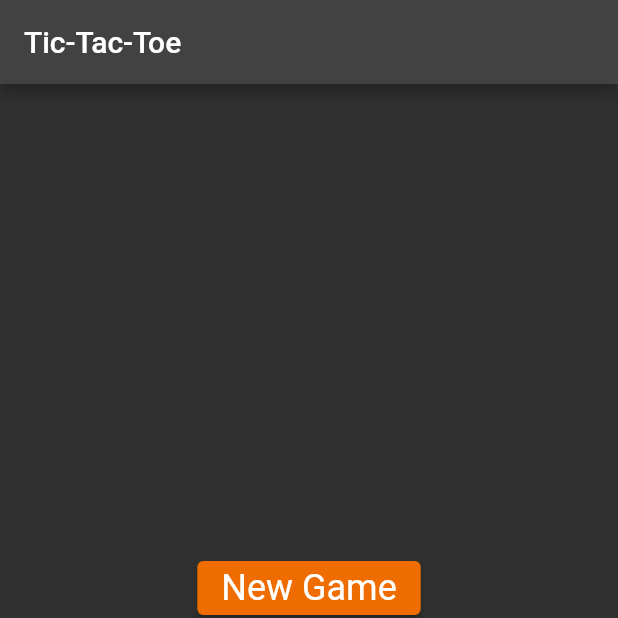
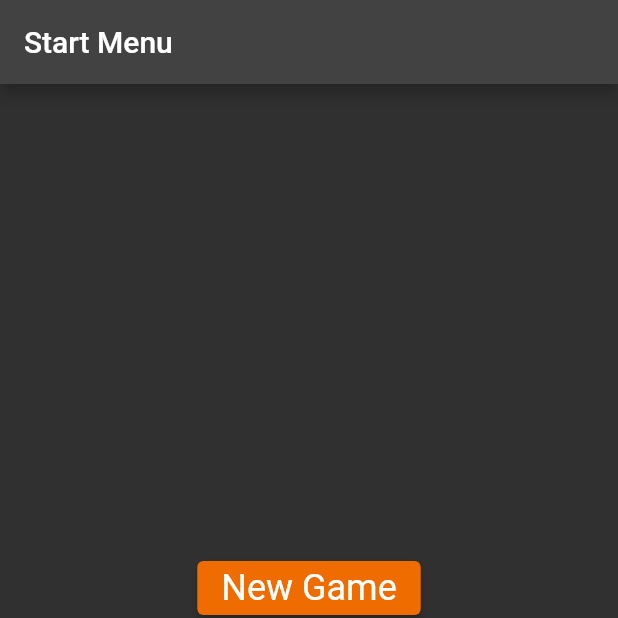
Before and after one commit to davidrgb/MAP-Creative-2, a Flutter app: the screen it shows after launch, on a phone screen of 412 x 824 dp, the top half of it. Run offline on Flutter 3.47's test engine with Material 2 defaults, Android fonts, the light colour scheme and no system bars.

Commit message:
updated titles

```diff
--- a/lib/viewscreen/game_screen.dart
+++ b/lib/viewscreen/game_screen.dart
@@ -28,7 +28,7 @@ class _GameScreenState extends State<GameScreen> {
 
     return Scaffold(
       appBar: AppBar(
-        title: Text('TiC-Tac-Toe'),
+        title: Text('Tic-Tac-Toe'),
       ),
       body: Container(
         width: MediaQuery.of(context).size.width,
--- a/lib/viewscreen/start_screen.dart
+++ b/lib/viewscreen/start_screen.dart
@@ -23,7 +23,7 @@ class _StartScreenState extends State<StartScreen> {
   Widget build(BuildContext context) {
     return Scaffold(
       appBar: AppBar(
-        title: Text('Tic-Tac-Toe'),
+        title: Text('Start Menu'),
       ),
       body: Container(
         width: MediaQuery.of(context).size.width,
```
